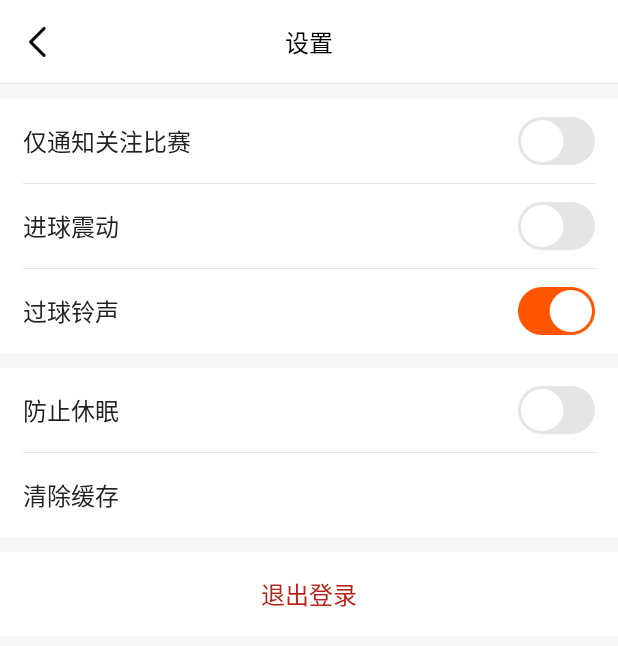
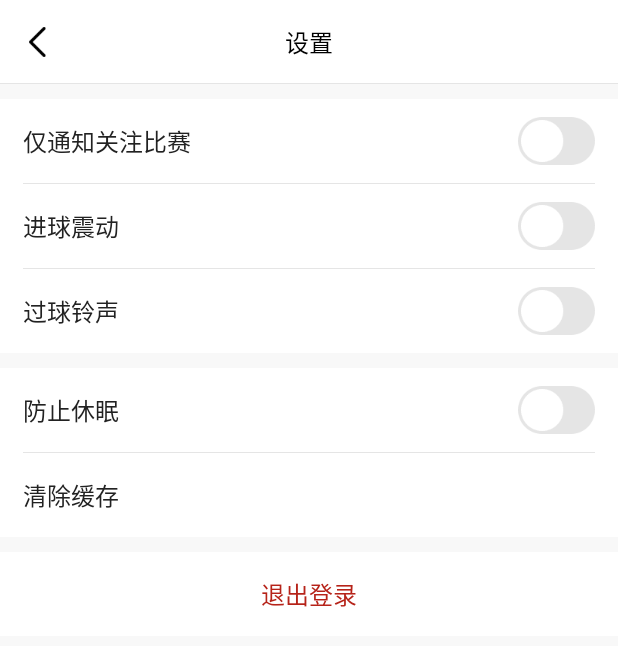
Before and after one commit to raoleqing/Acatch, an Android app: the MySetActivity screen opened directly, with no data from a screen before it, on a phone screen of 412 x 824 dp. Shown: the top 646 px of the screen. Run offline under Robolectric (Android 15) with nearby library versions, the phone set to English and light mode, and no system bars; our stand-ins replace CircleImageView; libraries missing offline, so code that uses them is left out: com.readystatesoftware.systembartint.

Commit message:
调整设置页面的按钮

```diff
--- a/app/src/main/res/layout/activity_my_set.xml
+++ b/app/src/main/res/layout/activity_my_set.xml
@@ -102,7 +102,7 @@
                 android:layout_height="32dp"
                 android:layout_alignParentRight="true"
                 android:layout_centerVertical="true"
-                android:background="@mipmap/slide_on"  />
+                android:background="@mipmap/slide_off"  />
         </RelativeLayout>
     </LinearLayout>
 
```
